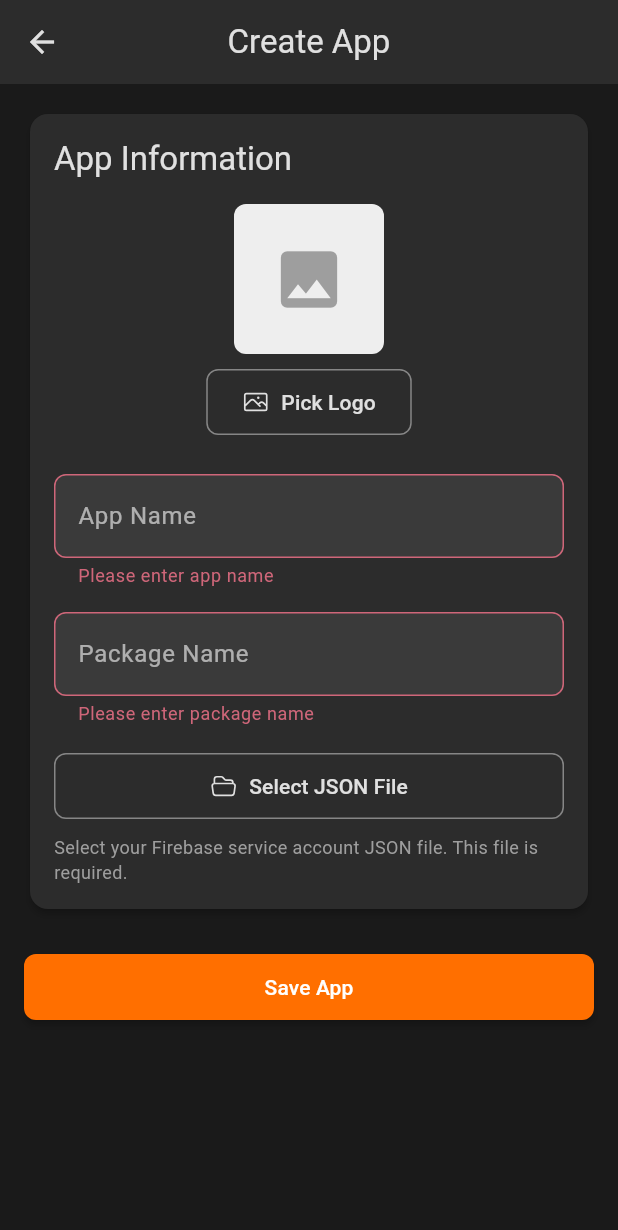
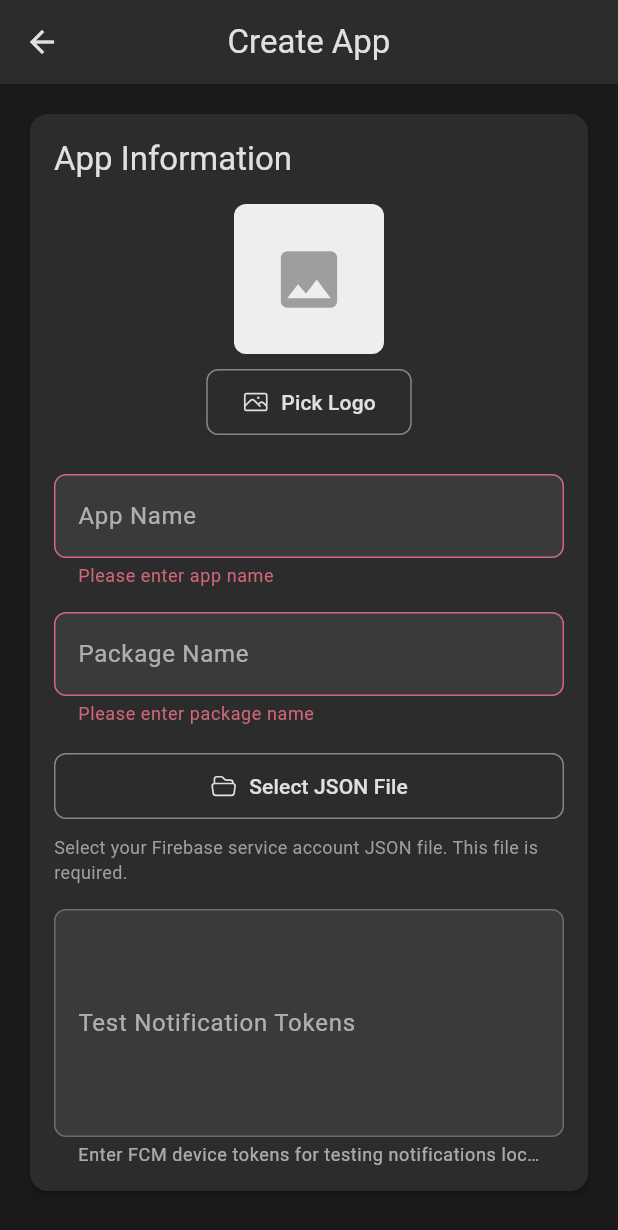
Before and after one commit to stanimeros/flutter-firebase-messenger, a Flutter app: the CreateAppScreen screen opened directly, after a tap on "Save App", on a phone screen of 412 x 824 dp. Shown: the top 1230 px of the screen. Run offline on Flutter 3.47's test engine with Material 3 defaults, Android fonts, the phone set to English and light mode, and no system bars; our stand-ins replace file_picker, flutter_secure_storage, heroicons, shared_preferences, webview_flutter; accounts and stored records are empty.

Commit message:
Enhance app functionality by adding test notification tokens to AppModel, updating CreateAppScreen for editing existing apps, and integrating new screens for app management. Remove unused screens and refactor MainScreen to streamline navigation. Update help text for clarity on JSON file requirements.

```diff
--- a/lib/models/app_model.dart
+++ b/lib/models/app_model.dart
@@ -4,6 +4,7 @@ class AppModel {
   final String packageName;
   final String jsonFilePath;
   final String? logoFilePath;
+  final List<String>? testNotificationTokens;
   final DateTime createdAt;
 
   AppModel({
@@ -12,6 +13,7 @@ class AppModel {
     required this.packageName,
     required this.jsonFilePath,
     this.logoFilePath,
+    this.testNotificationTokens,
     required this.createdAt,
   });
 
@@ -22,6 +24,7 @@ class AppModel {
       'packageName': packageName,
       'jsonFilePath': jsonFilePath,
       'logoFilePath': logoFilePath,
+      'testNotificationTokens': testNotificationTokens,
       'createdAt': createdAt.toIso8601String(),
     };
   }
@@ -33,6 +36,9 @@ class AppModel {
       packageName: json['packageName'] as String,
       jsonFilePath: json['jsonFilePath'] as String? ?? json['serverKey'] as String? ?? '',
       logoFilePath: json['logoFilePath'] as String?,
+      testNotificationTokens: json['testNotificationTokens'] != null
+          ? List<String>.from(json['testNotificationTokens'] as List)
+          : null,
       createdAt: DateTime.parse(json['createdAt'] as String),
     );
   }
@@ -43,6 +49,7 @@ class AppModel {
     String? packageName,
     String? jsonFilePath,
     String? logoFilePath,
+    List<String>? testNotificationTokens,
     DateTime? createdAt,
   }) {
     return AppModel(
@@ -51,6 +58,7 @@ class AppModel {
       packageName: packageName ?? this.packageName,
       jsonFilePath: jsonFilePath ?? this.jsonFilePath,
       logoFilePath: logoFilePath ?? this.logoFilePath,
+      testNotificationTokens: testNotificationTokens ?? this.testNotificationTokens,
       createdAt: createdAt ?? this.createdAt,
     );
   }
--- a/lib/screens/create_app_screen.dart
+++ b/lib/screens/create_app_screen.dart
@@ -8,7 +8,9 @@ import '../models/app_model.dart';
 import '../services/app_storage_service.dart';
 
 class CreateAppScreen extends StatefulWidget {
-  const CreateAppScreen({super.key});
+  final AppModel? app;
+
+  const CreateAppScreen({super.key, this.app});
 
   @override
   State<CreateAppScreen> createState() => _CreateAppScreenState();
@@ -18,11 +20,30 @@ class _CreateAppScreenState extends State<CreateAppScreen> {
   final _formKey = GlobalKey<FormState>();
   final _nameController = TextEditingController();
   final _packageController = TextEditingController();
+  final _testTokensController = TextEditingController();
   final _appStorage = AppStorageService();
   String? _selectedJsonFilePath;
   String? _selectedJsonFileName;
   String? _selectedLogoFilePath;
   String? _selectedLogoFileName;
+
+  @override
+  void initState() {
+    super.initState();
+    if (widget.app != null) {
+      _nameController.text = widget.app!.name;
+      _packageController.text = widget.app!.packageName;
+      _selectedJsonFilePath = widget.app!.jsonFilePath;
+      _selectedJsonFileName = widget.app!.jsonFilePath.split('/').last;
+      _selectedLogoFilePath = widget.app!.logoFilePath;
+      if (_selectedLogoFilePath != null) {
+        _selectedLogoFileName = _selectedLogoFilePath!.split('/').last;
+      }
+      if (widget.app!.testNotificationTokens != null && widget.app!.testNotificationTokens!.isNotEmpty) {
+        _testTokensController.text = widget.app!.testNotificationTokens!.join('\n');
+      }
+    }
+  }
 
   Future<void> _pickJsonFile() async {
     try {
@@ -124,20 +145,30 @@ class _CreateAppScreenState extends State<CreateAppScreen> {
       return;
     }
 
+    final testTokensText = _testTokensController.text.trim();
+    final testTokens = testTokensText.isEmpty
+        ? null
+        : testTokensText
+            .split('\n')
+            .map((token) => token.trim())
+            .where((token) => token.isNotEmpty)
+            .toList();
+
     final app = AppModel(
-      id: DateTime.now().millisecondsSinceEpoch.toString(),
+      id: widget.app?.id ?? DateTime.now().millisecondsSinceEpoch.toString(),
       name: _nameController.text.trim(),
       packageName: _packageController.text.trim(),
       jsonFilePath: _selectedJsonFilePath!,
       logoFilePath: _selectedLogoFilePath,
-      createdAt: DateTime.now(),
+      testNotificationTokens: testTokens?.isEmpty ?? true ? null : testTokens,
+      createdAt: widget.app?.createdAt ?? DateTime.now(),
     );
 
     await _appStorage.saveApp(app);
 
     if (mounted) {
       ScaffoldMessenger.of(context).showSnackBar(
-        const SnackBar(content: Text('App saved successfully')),
+        SnackBar(content: Text(widget.app == null ? 'App saved successfully' : 'App updated successfully')),
       );
       Navigator.pop(context, true);
     }
@@ -147,6 +178,7 @@ class _CreateAppScreenState extends State<CreateAppScreen> {
   void dispose() {
     _nameController.dispose();
     _packageController.dispose();
+    _testTokensController.dispose();
     super.dispose();
   }
 
@@ -154,7 +186,7 @@ class _CreateAppScreenState extends State<CreateAppScreen> {
   Widget build(BuildContext context) {
     return Scaffold(
       appBar: AppBar(
-        title: const Text('Create App'),
+        title: Text(widget.app == null ? 'Create App' : 'Edit App'),
       ),
       body: SingleChildScrollView(
         padding: const EdgeInsets.all(16),
@@ -272,6 +304,17 @@ class _CreateAppScreenState extends State<CreateAppScreen> {
                         'Select your Firebase service account JSON file. This file is required.',
                         style: TextStyle(fontSize: 12, color: Colors.grey),
                       ),
+                      const SizedBox(height: 16),
+                      TextFormField(
+                        controller: _testTokensController,
+                        decoration: const InputDecoration(
+                          labelText: 'Test Notification Tokens',
+                          hintText: 'Enter FCM tokens, one per line',
+                          border: OutlineInputBorder(),
+                          helperText: 'Enter FCM device tokens for testing notifications locally, one token per line',
+                        ),
+                        maxLines: 5,
+                      ),
                     ],
                   ),
                 ),
@@ -279,7 +322,7 @@ class _CreateAppScreenState extends State<CreateAppScreen> {
               const SizedBox(height: 24),
               ElevatedButton(
                 onPressed: _saveApp,
-                child: const Text('Save App'),
+                child: Text(widget.app == null ? 'Save App' : 'Update App'),
               ),
             ],
           ),
--- a/lib/screens/help_screen.dart
+++ b/lib/screens/help_screen.dart
@@ -107,7 +107,7 @@ class _HelpScreenState extends State<HelpScreen> with SingleTickerProviderStateM
                     '• App Name: Enter a descriptive name for your mobile app\n'
                     '• Package Name: Enter the package name (e.g., com.example.app)\n'
                     '• Logo: Optionally select an image file for your app logo\n'
-                    '• JSON File: Select your Firebase service account JSON file (required)',
+                    '• JSON File: Select your Firebase service account JSON file (required). For the JSON file, ask your developer to create a key through a service account with Firebase Cloud Messaging Admin API as role.',
                   ),
                   const SizedBox(height: 16),
                   const Text(
@@ -204,8 +204,7 @@ class _HelpScreenState extends State<HelpScreen> with SingleTickerProviderStateM
                   const SizedBox(height: 8),
                   const Text(
                     '• Title: The notification title (required)\n'
-                    '• Body: The notification message text (required)\n'
-                    '• Image URL: Optional image to display in the notification',
+                    '• Body: The notification message text (required)',
                   ),
                   const SizedBox(height: 16),
                   const Text(
```
Also changed, not shown: lib/screens/add_app_screen.dart (renamed from lib/screens/add_app_tab.dart, +21 -4 lines), lib/screens/app_detail_screen.dart (+19 -0 lines), lib/screens/create_notification_screen.dart (renamed from lib/screens/create_notification_tab.dart, +7 -24 lines), lib/screens/history_screen.dart (renamed from lib/screens/history_tab.dart, +4 -4 lines), lib/screens/main_screen.dart (+6 -6 lines), lib/screens/settings_tab.dart (deleted, +0 -282 lines), 3 other files.
